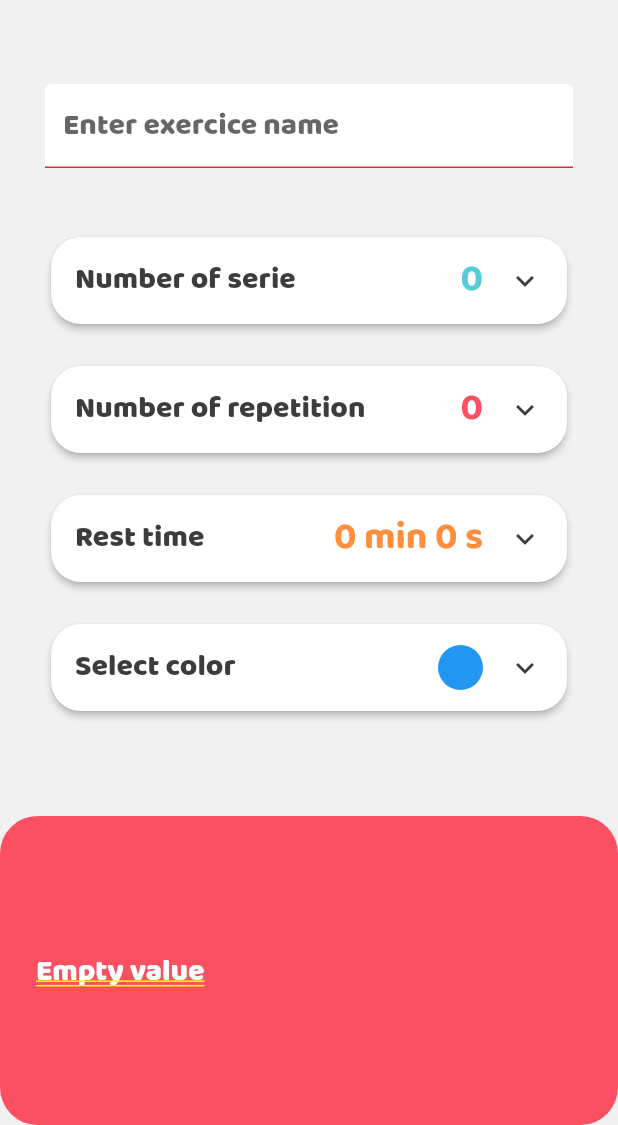
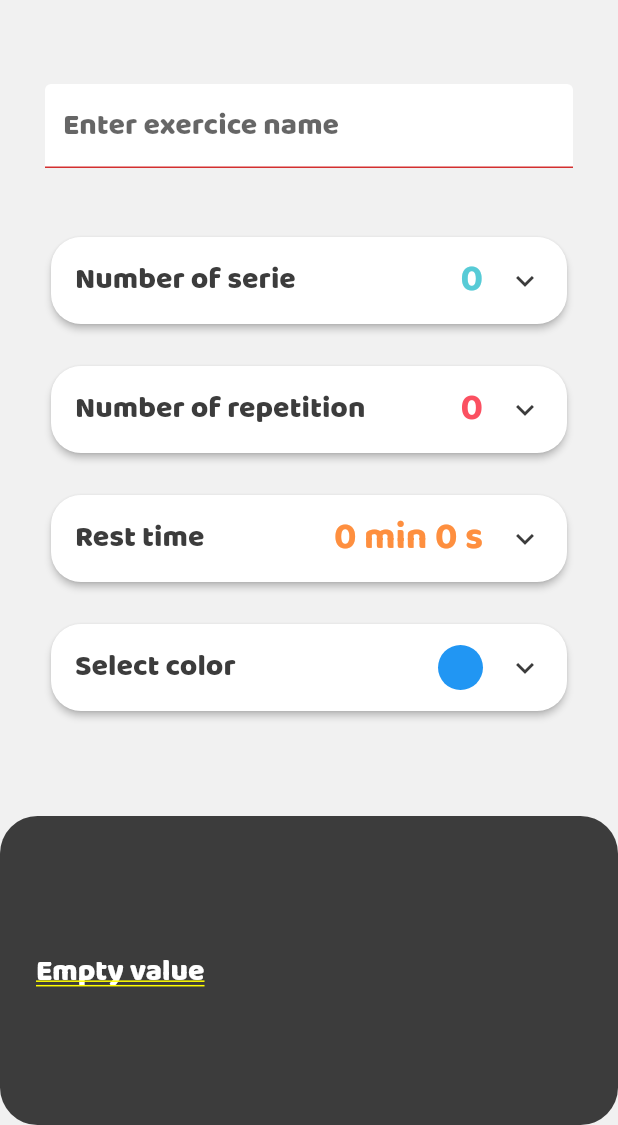
Before and after one commit to constantinfite/flutter_timersport_app, a Flutter app: the ExerciceTimeScreen screen opened directly, after a tap on the "check" icon, on a phone screen of 412 x 824 dp, the part 111-1236 px from its top. Run offline on Flutter 3.47's test engine with Material 2 defaults, Android fonts, the phone set to English and light mode, and no system bars; our stand-ins replace flutter_speed_dial, fluttertoast, numberpicker, sqflite, table_calendar; accounts and stored records are empty.

Commit message:
change color toast

```diff
--- a/lib/screens/home_screen.dart
+++ b/lib/screens/home_screen.dart
@@ -1,11 +1,7 @@
 import 'package:flutter/material.dart';
 import 'package:sport_timer/presentation/icons.dart';
-import 'package:sport_timer/screens/input_exercice_screen.dart';
-import 'package:flutter_speed_dial/flutter_speed_dial.dart';
 import 'package:sport_timer/models/exercice.dart';
 import 'package:sport_timer/services/exercice_service.dart';
-import 'package:sport_timer/screens/input_exercice_screen_update.dart';
-import 'package:sport_timer/screens/repetition_workout_screen.dart';
 import 'package:sport_timer/screens/list_exercice_screen.dart';
 import 'package:sport_timer/screens/stats_screen.dart';
 import 'package:sport_timer/presentation/app_theme.dart';
--- a/lib/screens/input_exercice_screen.dart
+++ b/lib/screens/input_exercice_screen.dart
@@ -31,12 +31,38 @@ class _ExerciceTimeScreenState extends State<ExerciceTimeScreen> {
     fToast.init(context);
   }
 
-  _showToast(_text, color) {
+  final _formKey = GlobalKey<FormState>();
+
+  Duration duration_resttime = Duration(minutes: 0, seconds: 0);
+  Duration duration_exercicetime = Duration(minutes: 0, seconds: 0);
+
+  final exercice = Exercice();
+  final _exerciceService = ExerciceService();
+
+  String _printDuration(Duration duration) {
+    String twoDigits(int n) => n.toString().padLeft(1, "0");
+    String twoDigitMinutes = twoDigits(duration.inMinutes.remainder(60));
+    String twoDigitSeconds = twoDigits(duration.inSeconds.remainder(60));
+
+    return "$twoDigitMinutes min $twoDigitSeconds s";
+  }
+
+  convert_duration_time(Duration durationRest, Duration durationExercice) {
+    var minuteRest = durationRest.inMinutes.remainder(60);
+    var secondRest = durationRest.inSeconds.remainder(60);
+    var minuteExercice = durationExercice.inMinutes.remainder(60);
+    var secondExercice = durationExercice.inSeconds.remainder(60);
+
+    _exerciceTime = minuteExercice * 60 + secondExercice;
+    _restTime = minuteRest * 60 + secondRest;
+  }
+
+  _showToast(_text) {
     Widget toast = Container(
       padding: const EdgeInsets.symmetric(horizontal: 24.0, vertical: 12.0),
       decoration: BoxDecoration(
         borderRadius: BorderRadius.circular(25.0),
-        color: color,
+        color: AppTheme.colors.secondaryColor,
       ),
       child: Row(
         mainAxisSize: MainAxisSize.min,
@@ -62,32 +88,6 @@ class _ExerciceTimeScreenState extends State<ExerciceTimeScreen> {
                 top: MediaQuery.of(context).size.height * 0.75, child: child)
           ]);
         });
-  }
-
-  final _formKey = GlobalKey<FormState>();
-
-  Duration duration_resttime = Duration(minutes: 0, seconds: 0);
-  Duration duration_exercicetime = Duration(minutes: 0, seconds: 0);
-
-  final exercice = Exercice();
-  final _exerciceService = ExerciceService();
-
-  String _printDuration(Duration duration) {
-    String twoDigits(int n) => n.toString().padLeft(1, "0");
-    String twoDigitMinutes = twoDigits(duration.inMinutes.remainder(60));
-    String twoDigitSeconds = twoDigits(duration.inSeconds.remainder(60));
-
-    return "$twoDigitMinutes min $twoDigitSeconds s";
-  }
-
-  convert_duration_time(Duration durationRest, Duration durationExercice) {
-    var minuteRest = durationRest.inMinutes.remainder(60);
-    var secondRest = durationRest.inSeconds.remainder(60);
-    var minuteExercice = durationExercice.inMinutes.remainder(60);
-    var secondExercice = durationExercice.inSeconds.remainder(60);
-
-    _exerciceTime = minuteExercice * 60 + secondExercice;
-    _restTime = minuteRest * 60 + secondRest;
   }
 
   @override
@@ -150,11 +150,11 @@ class _ExerciceTimeScreenState extends State<ExerciceTimeScreen> {
                   _exercice.color = _color.value;
 
                   await _exerciceService.saveExercice(_exercice);
-                  _showToast("Exercice created", Color(_exercice.color!));
+                  _showToast("Exercice created");
                   Navigator.pop(context);
                 } else {
                   fToast.removeQueuedCustomToasts();
-                  _showToast("Empty value", AppTheme.colors.redColor);
+                  _showToast("Empty value");
                 }
               }
               // 2
```
Also changed, not shown: lib/screens/input_exercice_screen_update.dart (+7 -6 lines), lib/screens/repetition_workout_screen.dart (+38 -39 lines).
